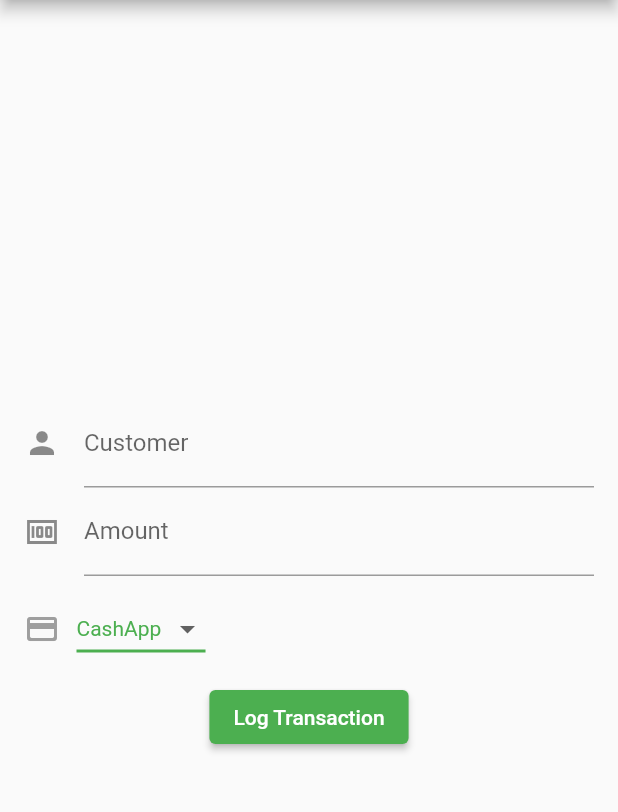
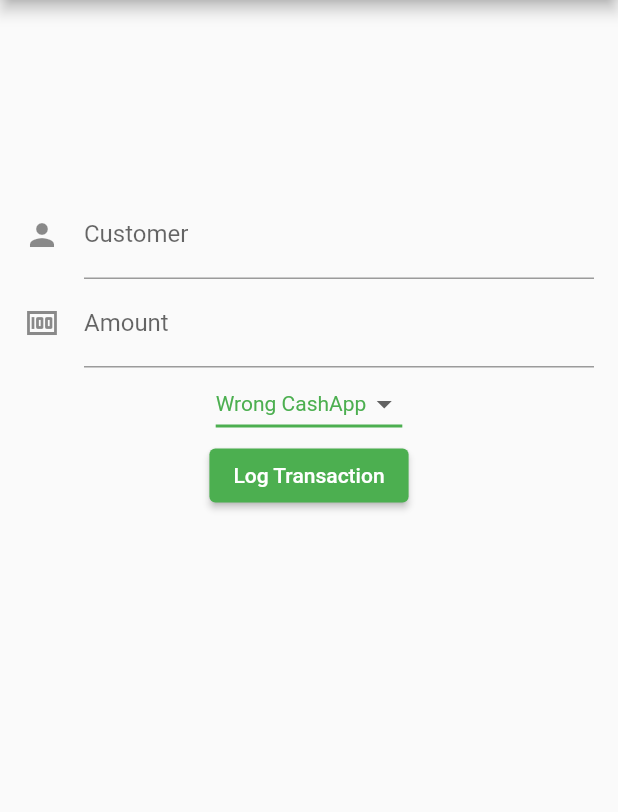
Before and after one commit to williamJmelton/CashFlow, a Flutter app: the screen it shows after launch, on a phone screen of 412 x 824 dp, the part 84-896 px from its top. Run offline on Flutter 3.47's test engine with Material 2 defaults, Android fonts, the phone set to English and light mode, and no system bars; our stand-ins replace cloud_firestore, dropdown_formfield, firebase_core; accounts and stored records are empty.

Commit message:
Fixed Trans. List View & Added time to data model

```diff
--- a/lib/forms/newLoad.dart
+++ b/lib/forms/newLoad.dart
@@ -13,7 +13,7 @@
 
 class MyCustomFormState extends State<MyCustomForm> {
   final _formKey = GlobalKey<FormState>();
-  String dropdownValue = 'CashApp';
+  String dropdownValue = 'Wrong CashApp';
   final customerController = TextEditingController();
   final amountController = TextEditingController();
   CollectionReference transactions =
@@ -24,8 +24,9 @@
     return transactions
         .add({
           'customerName': customerController.text, // John Doe
-          'amount': amountController.value,
-          'method': dropdownValue
+          'amount': amountController.text,
+          'method': dropdownValue,
+          'time': DateTime.now()
         })
         .then((value) => print("Transaction Added"))
         .catchError((error) => print("Failed to log transaction: $error"));
@@ -34,7 +35,8 @@
   @override
   Widget build(BuildContext context) {
     // Build a Form widget using the _formKey created above.
-    return Form(
+    return SingleChildScrollView(
+      child: Form(
         key: _formKey,
         child: Container(
           padding: EdgeInsets.all(16),
@@ -69,15 +71,7 @@
                   return null;
                 },
               ),
-            Container(
-              alignment: Alignment.centerRight,
-              child: Row(
-                // widthFactor: 0.9,
-                children: [
-                  Icon(Icons.credit_card_rounded, color: Colors.grey),
-                  Padding(
-                    padding: const EdgeInsets.all(11),
-                    child: DropdownButton<String>(
+              DropdownButton<String>(
                 value: dropdownValue,
                 // icon: const Icon(Icons.arrow_downward),
                 iconSize: 24,
@@ -92,17 +86,17 @@
                     dropdownValue = newValue!;
                   });
                 },
-                      items: <String>['CashApp', 'Venmo', 'Apple Pay', 'Paypal']
-                          .map<DropdownMenuItem<String>>((String value) {
+                items: <String>[
+                  'Wrong CashApp',
+                  'Olivia',
+                  'Apple Pay',
+                  'Sameer'
+                ].map<DropdownMenuItem<String>>((String value) {
                   return DropdownMenuItem<String>(
                     value: value,
                     child: Text(value),
                   );
                 }).toList(),
-                    ),
-                  ),
-                ],
-              ),
               ),
               ElevatedButton(
                 onPressed: () {
@@ -120,6 +114,7 @@
             ],
           ),
         ),
+      ),
     );
   }
 }
--- a/lib/main.dart
+++ b/lib/main.dart
@@ -1,9 +1,7 @@
 import 'package:flutter/material.dart';
 // Import the firebase_core plugin
 import 'package:firebase_core/firebase_core.dart';
-
-import 'package:cashflow/forms/newLoad.dart';
-import 'package:cashflow/transactionFeed.dart';
+import 'package:cashflow/screens/homeScreen.dart';
 
 void main() {
   WidgetsFlutterBinding.ensureInitialized();
@@ -43,34 +41,6 @@
   }
 }
 
-class MyHomePage extends StatefulWidget {
-  MyHomePage({Key? key, required this.title}) : super(key: key);
-
-  final String title;
-
-  @override
-  _MyHomePageState createState() => _MyHomePageState();
-}
-
-class _MyHomePageState extends State<MyHomePage> {
-  @override
-  Widget build(BuildContext context) {
-    return Scaffold(
-      appBar: AppBar(
-        title: Text(widget.title),
-      ),
-      body: Center(
-        child: Column(
-          mainAxisAlignment: MainAxisAlignment.center,
-          children: <Widget>[
-            MyCustomForm(),
-          ],
-        ),
-      ),
-    );
-  }
-}
-
 class AppWrapper extends StatefulWidget {
   @override
   _AppWrapperState createState() => _AppWrapperState();
@@ -83,7 +53,7 @@
         primarySwatch: Colors.green,
         backgroundColor: Colors.black,
       ),
-      home: MyHomePage(title: 'Cash-Flow'),
+      home: HomeScreen(title: 'Cash-Flow'),
     );
   }
 }
@@ -99,7 +69,10 @@
       builder: (context, snapshot) {
         // Check for errors
         if (snapshot.hasError) {
-          return Text('Error');
+          return Text(
+            'Error',
+            textDirection: TextDirection.ltr,
+          );
         }
 
         // Once complete, show your application
@@ -110,12 +83,15 @@
               primarySwatch: Colors.green,
               backgroundColor: Colors.black,
             ),
-            home: MyHomePage(title: 'Cash-Flow'),
+            home: HomeScreen(title: 'Cash-Flow'),
           );
         }
 
         // Otherwise, show something whilst waiting for initialization to complete
-        return Text('Loading');
+        return Text(
+          'Loading',
+          textDirection: TextDirection.ltr,
+        );
       },
     );
   }
--- /dev/null
+++ b/lib/screens/homeScreen.dart
@@ -0,0 +1,33 @@
+import 'package:flutter/material.dart';
+
+import 'package:cashflow/forms/newLoad.dart';
+import 'package:cashflow/transactionFeed.dart';
+
+class HomeScreen extends StatefulWidget {
+  HomeScreen({Key? key, required this.title}) : super(key: key);
+
+  final String title;
+
+  @override
+  _HomeScreenState createState() => _HomeScreenState();
+}
+
+class _HomeScreenState extends State<HomeScreen> {
+  @override
+  Widget build(BuildContext context) {
+    return Scaffold(
+      appBar: AppBar(
+        title: Text(widget.title),
+      ),
+      body: Center(
+        child: Column(
+          mainAxisAlignment: MainAxisAlignment.center,
+          children: <Widget>[
+            MyCustomForm(),
+            TransFeed(),
+          ],
+        ),
+      ),
+    );
+  }
+}
--- a/lib/transactionFeed.dart
+++ b/lib/transactionFeed.dart
@@ -19,18 +19,34 @@
         AsyncSnapshot<QuerySnapshot> snapshot,
       ) {
         if (snapshot.hasError) {
-          return Text('Something went wrong');
+          return Container(
+              child: Text('Something went wrong',
+                  textDirection: TextDirection.ltr));
         }
 
         if (snapshot.connectionState == ConnectionState.waiting) {
-          return Text("Loading");
+          return Container(
+              child: Text("Loading", textDirection: TextDirection.ltr));
         }
 
-        return new ListView(
-          children: snapshot.data!.docs.map((DocumentSnapshot document) {
-            Map<String, dynamic> data = document.data();
-            return new Text(data['customerName']);
-          }).toList(),
+        return Container(
+          child: SizedBox(
+            width: 400,
+            height: 300,
+            child: new ListView(
+              children: snapshot.data!.docs.map((DocumentSnapshot document) {
+                Map<String, dynamic> data = document.data();
+                return ListTile(
+                  title: Text(data['customerName']),
+                  subtitle: Text(data['method']),
+                  leading: Text("\$" + data['amount'].toString()),
+                  // trailing: Text(data['time'])
+                  // trailing: Text(Timestamp.fromDate(data['date']).toString()),
+                  // trailing: Text(data['method']),
+                );
+              }).toList(),
+            ),
+          ),
         );
       },
     );
```
Lines whose indentation alone changed are shown as unchanged.
